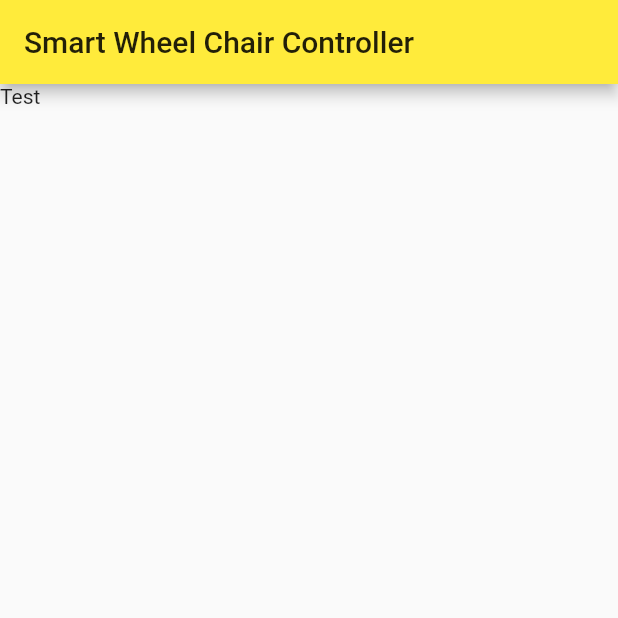
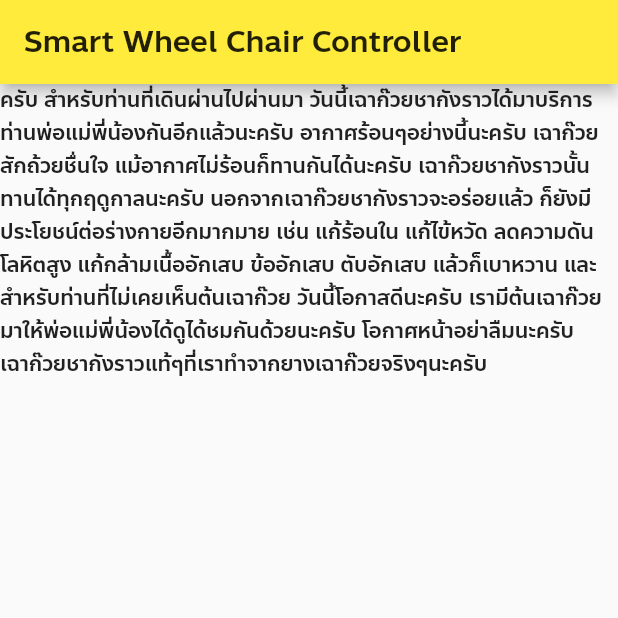
Before and after one commit to Leomotors/NSM2021-SmartWheelChair-MobileApp, a Flutter app: the screen it shows after launch, on a phone screen of 412 x 824 dp, the top half of it. Run offline on Flutter 3.47's test engine with Material 2 defaults, Android fonts, the phone set to English and light mode, and no system bars.

Commit message:
add font + test font

```diff
--- a/lib/main.dart
+++ b/lib/main.dart
@@ -13,9 +13,11 @@ class MyApp extends StatelessWidget {
         appBar: AppBar(
           title: Text("Smart Wheel Chair Controller"),
         ),
-        body: Text("Test"),
+        // * FONT TEST
+        body: Text(
+            "ครับ สำหรับท่านที่เดินผ่านไปผ่านมา วันนี้เฉาก๊วยชากังราวได้มาบริการท่านพ่อแม่พี่น้องกันอีกแล้วนะครับ อากาศร้อนๆอย่างนี้นะครับ เฉาก๊วยสักถ้วยชื่นใจ แม้อากาศไม่ร้อนก็ทานกันได้นะครับ เฉาก๊วยชากังราวนั้นทานได้ทุกฤดูกาลนะครับ นอกจากเฉาก๊วยชากังราวจะอร่อยแล้ว ก็ยังมีประโยชน์ต่อร่างกายอีกมากมาย เช่น แก้ร้อนใน แก้ไข้หวัด ลดความดันโลหิตสูง แก้กล้ามเนื้ออักเสบ ข้ออักเสบ ตับอักเสบ แล้วก็เบาหวาน และสำหรับท่านที่ไม่เคยเห็นต้นเฉาก๊วย วันนี้โอกาสดีนะครับ เรามีต้นเฉาก๊วยมาให้พ่อแม่พี่น้องได้ดูได้ชมกันด้วยนะครับ โอกาศหน้าอย่าลืมนะครับ เฉาก๊วยชากังราวแท้ๆที่เราทำจากยางเฉาก๊วยจริงๆนะครับ"),
       ),
-      theme: ThemeData(primarySwatch: Colors.yellow),
+      theme: ThemeData(primarySwatch: Colors.yellow, fontFamily: "Anakotmai"),
     );
   }
 }
```
Also changed, not shown: pubspec.yaml (+10 -31 lines), fonts/Anakotmai-Bold.ttf (added), fonts/Anakotmai-Light.ttf (added), fonts/Anakotmai-Medium.ttf (added).
